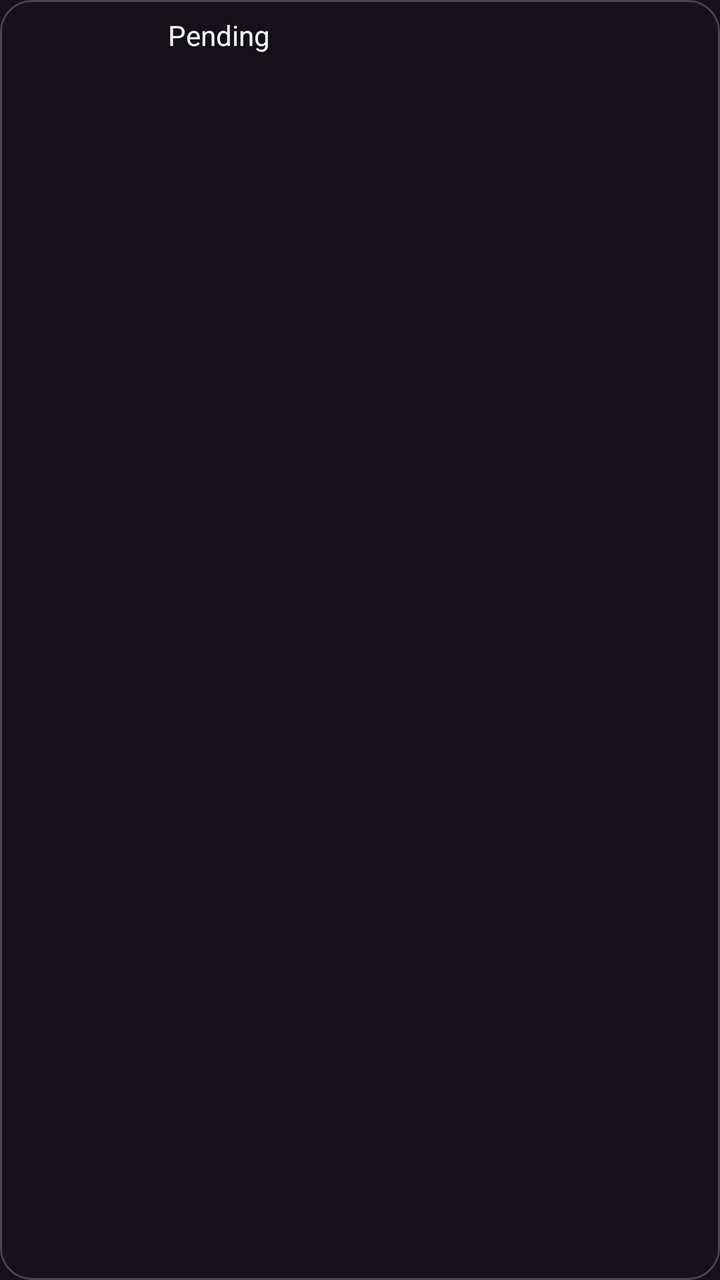
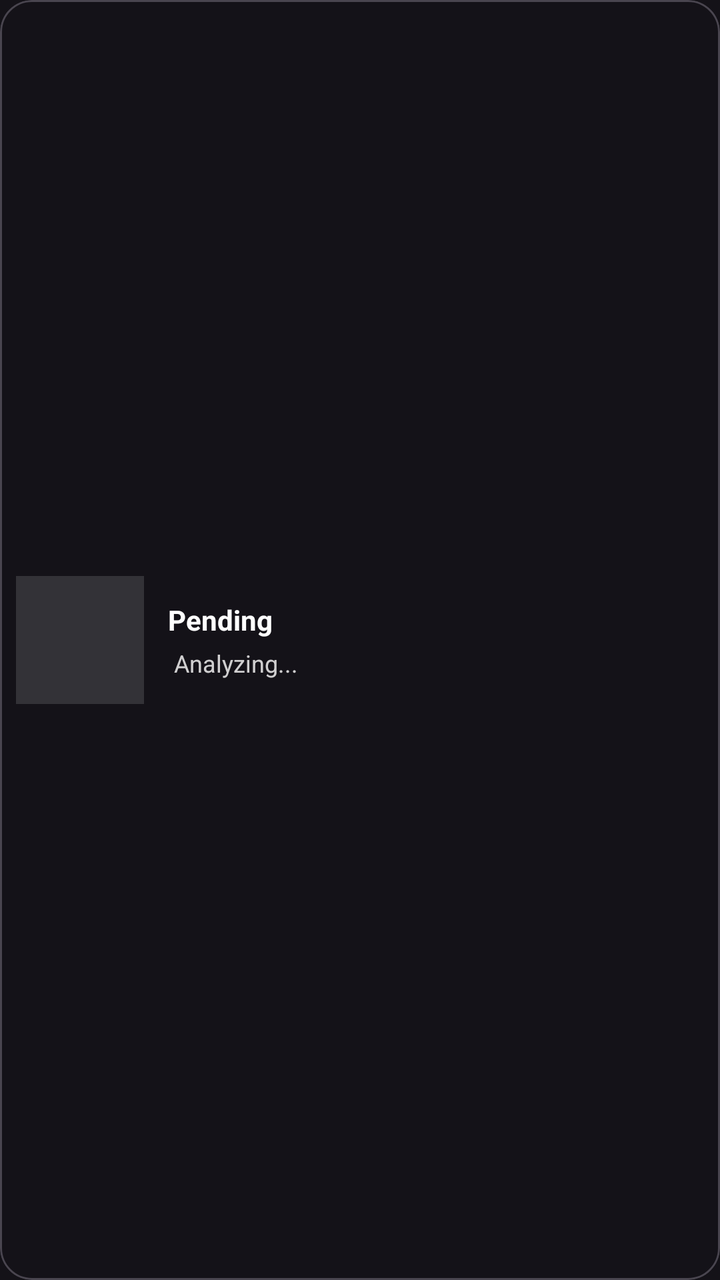

Two renders of the same Android screen: before a commit and after it. Below are the layout's source before the change and the commit's diff.
<!-- AndroidManifest.xml: application theme Theme.Exifly -->
<!-- res/layout/item_image.xml -->
<com.google.android.material.card.MaterialCardView
    xmlns:android="http://schemas.android.com/apk/res/android"
    xmlns:app="http://schemas.android.com/apk/res-auto"
    android:layout_margin="8dp"
    android:layout_width="match_parent"
    android:layout_height="80dp"
    android:background="@drawable/glass_card_bg"
    app:cardBackgroundColor="@android:color/transparent"
    app:cardCornerRadius="16dp"
    app:cardElevation="0dp">

<LinearLayout
        android:layout_width="match_parent"
        android:layout_height="match_parent"
        android:orientation="horizontal"
        android:padding="8dp">

        <ImageView
            android:id="@+id/imageThumb"
            android:layout_width="64dp"
            android:layout_height="64dp"
            android:scaleType="centerCrop"/>

        <TextView
            android:id="@+id/status"
            android:layout_width="wrap_content"
            android:layout_height="wrap_content"
            android:text="Pending"
            android:textColor="@android:color/white"
            android:layout_marginStart="12dp"/>
    </LinearLayout>
</com.google.android.material.card.MaterialCardView>
<!-- resources referenced by this layout -->
<resources>
  <!-- drawable glass_card_bg (drawable) -->
  <shape xmlns:android="http://schemas.android.com/apk/res/android">
      <solid android:color="#33FFFFFF"/>
      <corners android:radius="16dp"/>
  </shape>
  <style name="Theme.Exifly" parent="Theme.Material3.Dark.NoActionBar">
          <item name="colorPrimary">#2C5364</item>
          <item name="colorSurface">#0F2027</item>
      </style>
</resources>

<!-- the commit's change to res/layout/item_image.xml (unified diff, before → after) -->
@@ -3,30 +3,52 @@
     xmlns:app="http://schemas.android.com/apk/res-auto"
     android:layout_margin="8dp"
     android:layout_width="match_parent"
-    android:layout_height="80dp"
+    android:layout_height="wrap_content"
+    android:minHeight="80dp"
     android:background="@drawable/glass_card_bg"
     app:cardBackgroundColor="@android:color/transparent"
     app:cardCornerRadius="16dp"
     app:cardElevation="0dp">
 
-<LinearLayout
+    <LinearLayout
         android:layout_width="match_parent"
         android:layout_height="match_parent"
         android:orientation="horizontal"
+        android:gravity="center_vertical"
         android:padding="8dp">
 
         <ImageView
             android:id="@+id/imageThumb"
             android:layout_width="64dp"
             android:layout_height="64dp"
+            android:background="#22FFFFFF"
             android:scaleType="centerCrop"/>
 
-        <TextView
-            android:id="@+id/status"
-            android:layout_width="wrap_content"
+        <LinearLayout
+            android:layout_width="0dp"
             android:layout_height="wrap_content"
-            android:text="Pending"
-            android:textColor="@android:color/white"
-            android:layout_marginStart="12dp"/>
+            android:layout_weight="1"
+            android:orientation="vertical"
+            android:layout_marginStart="12dp">
+
+            <TextView
+                android:id="@+id/status"
+                android:layout_width="wrap_content"
+                android:layout_height="wrap_content"
+                android:text="Pending"
+                android:textStyle="bold"
+                android:textColor="@android:color/white"/>
+
+            <TextView
+                android:id="@+id/metadataBadges"
+                android:layout_width="wrap_content"
+                android:layout_height="wrap_content"
+                android:layout_marginTop="4dp"
+                android:text=" Analyzing..."
+                android:textSize="12sp"
+                android:textColor="#CCFFFFFF"
+                android:lineSpacingExtra="2dp"/>
+        </LinearLayout>
+        
     </LinearLayout>
 </com.google.android.material.card.MaterialCardView>
